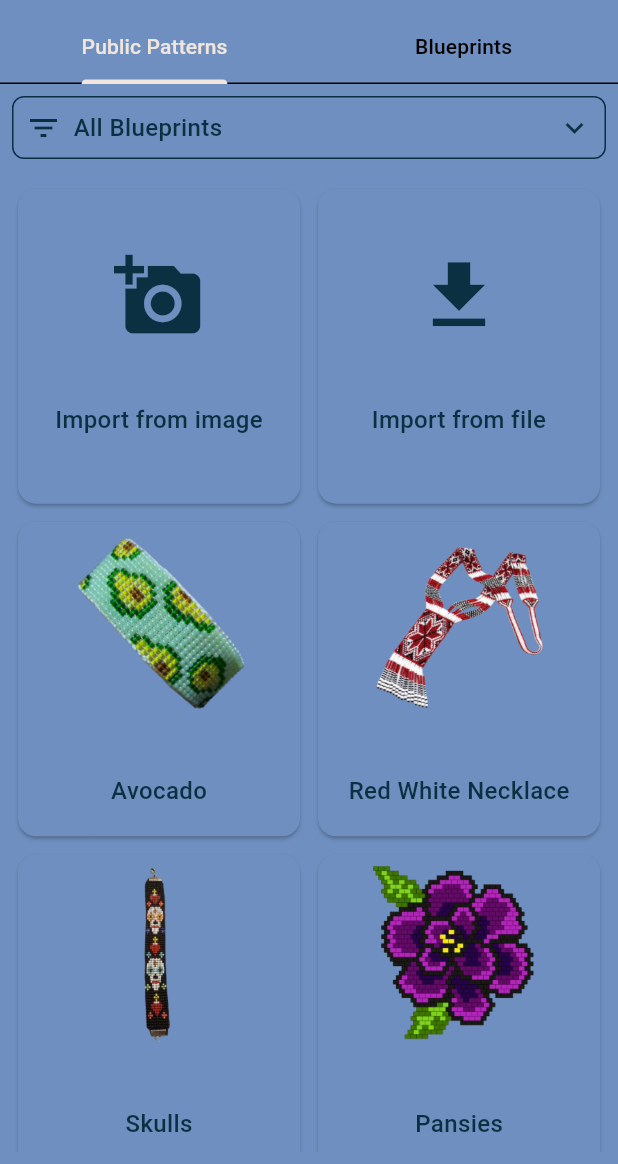
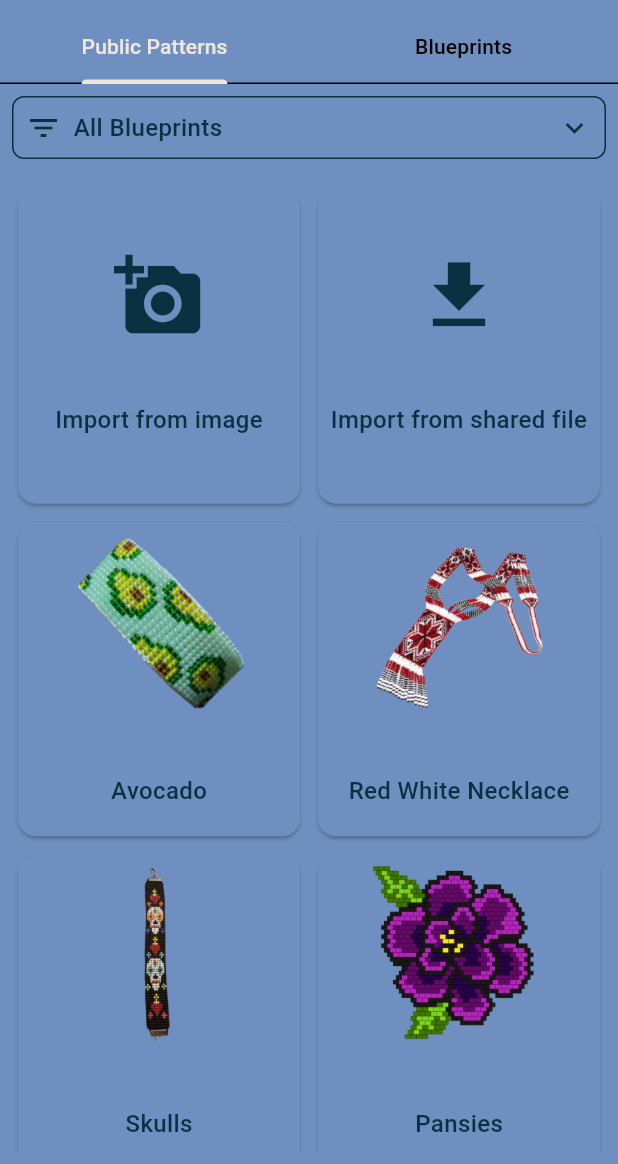
Before and after one commit to igor-chernetsky/rosario, a Flutter app: the SelectPatternScreen screen opened by its route, on a phone screen of 412 x 824 dp, the part 72-1236 px from its top. Run offline on Flutter 3.47's test engine with Material 3 defaults, Android fonts, the phone set to English and light mode, and no system bars; our stand-ins replace file_picker, flutter_colorpicker, flutter_native_splash, flutter_riverpod, image_picker, package_info_plus and 3 more; missing offline and left inert: android_id, confirm_dialog, flutter_image_gallery_saver, hold_down_button; accounts and stored records are empty.

Commit message:
version update

```diff
--- a/lib/widgets/import_from_file_tile.dart
+++ b/lib/widgets/import_from_file_tile.dart
@@ -223,7 +223,7 @@ class ImportFromFileTile extends ConsumerWidget {
               height: 50,
               padding: const EdgeInsets.all(8.0),
               child: Text(
-                'Import from file',
+                'Import from shared file',
                 style: TextStyle(
                   color: Theme.of(context).primaryColor,
                   fontSize: 16,
--- a/pubspec.yaml
+++ b/pubspec.yaml
@@ -16,7 +16,7 @@ publish_to: 'none' # Remove this line if you wish to publish to pub.dev
 # https://developer.apple.com/library/archive/documentation/General/Reference/InfoPlistKeyReference/Articles/CoreFoundationKeys.html
 # In Windows, build-name is used as the major, minor, and patch parts
 # of the product and file versions while build-number is used as the build suffix.
-version: 1.25.1+27
+version: 1.26.0+29
 
 environment:
   sdk: '>=2.19.3 <3.0.0'
```
Also changed, not shown: 1 other file.
